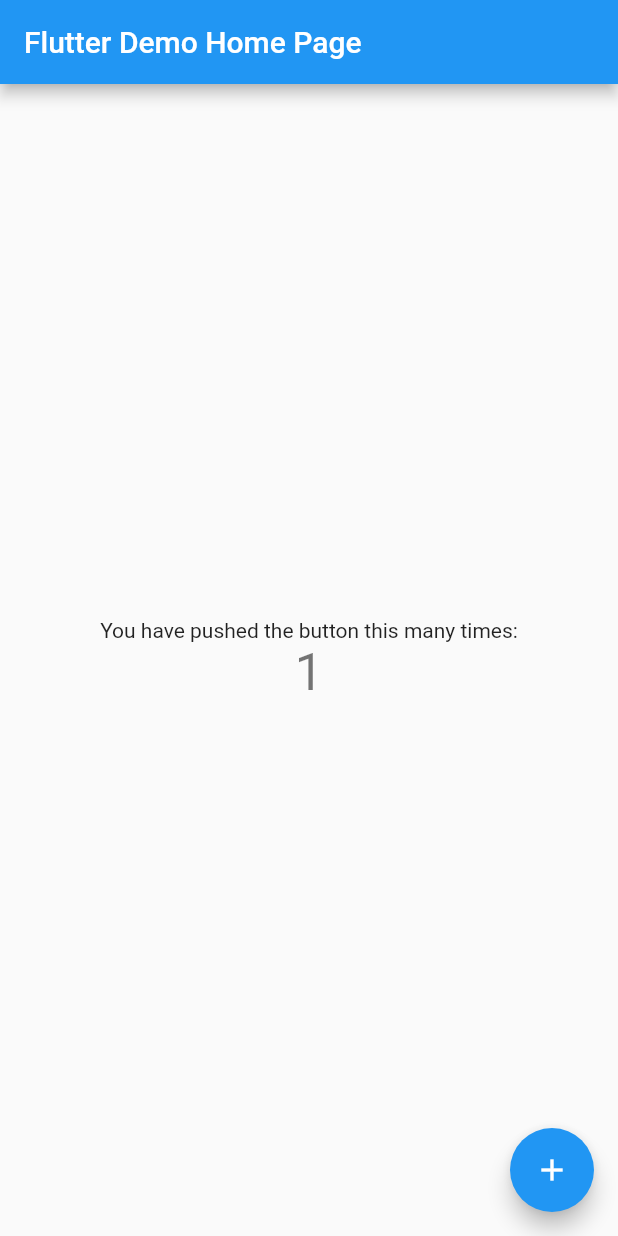
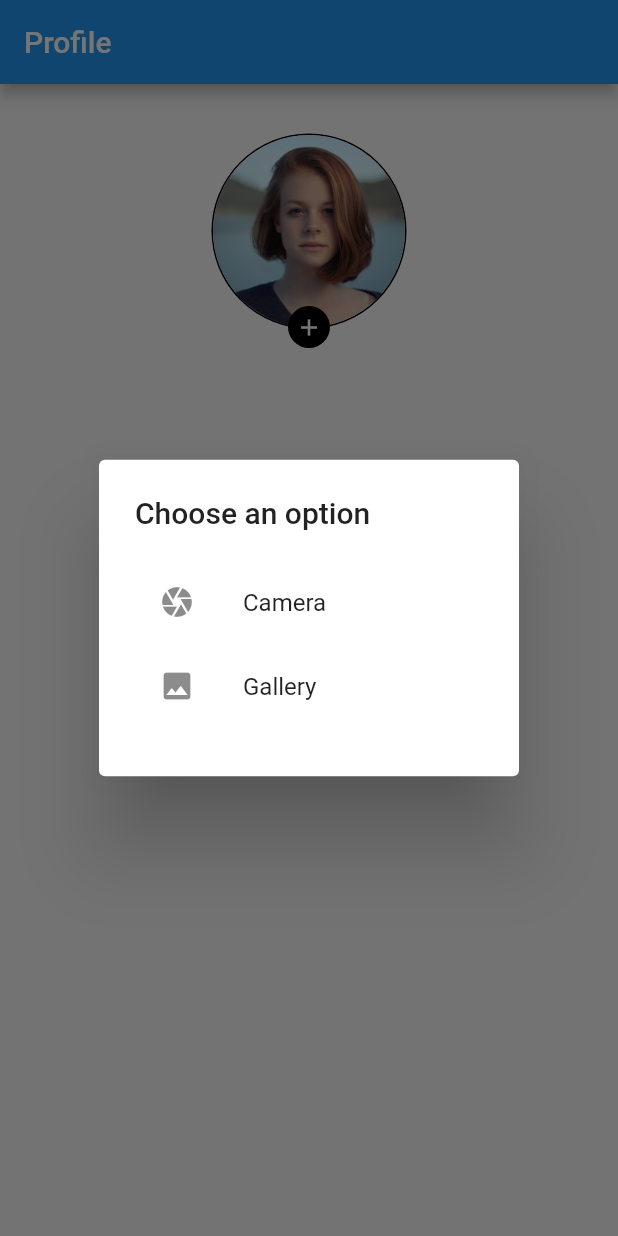
Before and after one commit to mervenurtopcu/firebase_upload_profile_image, a Flutter app: the screen it shows after launch, after a tap on the "add" icon, on a phone screen of 412 x 824 dp. Run offline on Flutter 3.47's test engine with Material 2 defaults, Android fonts, the phone set to English and light mode, and no system bars; our stand-ins replace firebase_core, flutter_riverpod, image_picker; accounts and stored records are empty.

Commit message:
added picking image  camera or gallery

```diff
--- a/lib/main.dart
+++ b/lib/main.dart
@@ -1,115 +1,18 @@
+import 'package:firebase_upload_profile_image/profile_screen.dart';
 import 'package:flutter/material.dart';
+import 'package:flutter_riverpod/flutter_riverpod.dart';
 
-void main() {
-  runApp(const MyApp());
-}
+void main() => runApp(const ProviderScope(child:  MyApp()));
 
 class MyApp extends StatelessWidget {
-  const MyApp({super.key});
+  const MyApp({Key? key}) : super(key: key);
 
-  // This widget is the root of your application.
   @override
   Widget build(BuildContext context) {
     return MaterialApp(
-      title: 'Flutter Demo',
-      theme: ThemeData(
-        // This is the theme of your application.
-        //
-        // Try running your application with "flutter run". You'll see the
-        // application has a blue toolbar. Then, without quitting the app, try
-        // changing the primarySwatch below to Colors.green and then invoke
-        // "hot reload" (press "r" in the console where you ran "flutter run",
-        // or simply save your changes to "hot reload" in a Flutter IDE).
-        // Notice that the counter didn't reset back to zero; the application
-        // is not restarted.
-        primarySwatch: Colors.blue,
-      ),
-      home: const MyHomePage(title: 'Flutter Demo Home Page'),
+      title: 'Material App',
+      // theme: ThemeData.dark(),
+      home: const ProfileScreen(),
     );
   }
 }
-
-class MyHomePage extends StatefulWidget {
-  const MyHomePage({super.key, required this.title});
-
-  // This widget is the home page of your application. It is stateful, meaning
-  // that it has a State object (defined below) that contains fields that affect
-  // how it looks.
-
-  // This class is the configuration for the state. It holds the values (in this
-  // case the title) provided by the parent (in this case the App widget) and
-  // used by the build method of the State. Fields in a Widget subclass are
-  // always marked "final".
-
-  final String title;
-
-  @override
-  State<MyHomePage> createState() => _MyHomePageState();
-}
-
-class _MyHomePageState extends State<MyHomePage> {
-  int _counter = 0;
-
-  void _incrementCounter() {
-    setState(() {
-      // This call to setState tells the Flutter framework that something has
-      // changed in this State, which causes it to rerun the build method below
-      // so that the display can reflect the updated values. If we changed
-      // _counter without calling setState(), then the build method would not be
-      // called again, and so nothing would appear to happen.
-      _counter++;
-    });
-  }
-
-  @override
-  Widget build(BuildContext context) {
-    // This method is rerun every time setState is called, for instance as done
-    // by the _incrementCounter method above.
-    //
-    // The Flutter framework has been optimized to make rerunning build methods
-    // fast, so that you can just rebuild anything that needs updating rather
-    // than having to individually change instances of widgets.
-    return Scaffold(
-      appBar: AppBar(
-        // Here we take the value from the MyHomePage object that was created by
-        // the App.build method, and use it to set our appbar title.
-        title: Text(widget.title),
-      ),
-      body: Center(
-        // Center is a layout widget. It takes a single child and positions it
-        // in the middle of the parent.
-        child: Column(
-          // Column is also a layout widget. It takes a list of children and
-          // arranges them vertically. By default, it sizes itself to fit its
-          // children horizontally, and tries to be as tall as its parent.
-          //
-          // Invoke "debug painting" (press "p" in the console, choose the
-          // "Toggle Debug Paint" action from the Flutter Inspector in Android
-          // Studio, or the "Toggle Debug Paint" command in Visual Studio Code)
-          // to see the wireframe for each widget.
-          //
-          // Column has various properties to control how it sizes itself and
-          // how it positions its children. Here we use mainAxisAlignment to
-          // center the children vertically; the main axis here is the vertical
-          // axis because Columns are vertical (the cross axis would be
-          // horizontal).
-          mainAxisAlignment: MainAxisAlignment.center,
-          children: <Widget>[
-            const Text(
-              'You have pushed the button this many times:',
-            ),
-            Text(
-              '$_counter',
-              style: Theme.of(context).textTheme.headlineMedium,
-            ),
-          ],
-        ),
-      ),
-      floatingActionButton: FloatingActionButton(
-        onPressed: _incrementCounter,
-        tooltip: 'Increment',
-        child: const Icon(Icons.add),
-      ), // This trailing comma makes auto-formatting nicer for build methods.
-    );
-  }
-}
--- /dev/null
+++ b/lib/profile_screen.dart
@@ -0,0 +1,71 @@
+import 'package:firebase_upload_profile_image/profile_view_model.dart';
+import 'package:flutter_riverpod/flutter_riverpod.dart';
+import 'package:flutter/material.dart';
+import 'dart:io';
+class ProfileScreen extends ConsumerStatefulWidget {
+  const ProfileScreen({super.key});
+
+  @override
+  ConsumerState createState() => _ProfileScreenState();
+}
+
+class _ProfileScreenState extends ConsumerState<ProfileScreen> {
+  @override
+  Widget build(BuildContext context) {
+    return Scaffold(
+      appBar: AppBar(
+        title: const Text('Profile'),
+      ),
+      body: Column(
+        mainAxisAlignment: MainAxisAlignment.start,
+        crossAxisAlignment: CrossAxisAlignment.center,
+        children: <Widget>[
+          SizedBox(
+            height: 20,
+          ),
+         Stack(
+           alignment: Alignment.bottomCenter,
+           children: [
+             Padding(
+               padding: const EdgeInsets.symmetric(vertical: 13),
+               child: Center(
+                 child: Container(
+                   height: 130,
+                     width: 130,
+                   decoration: BoxDecoration(
+                     shape: BoxShape.circle,
+                     border: Border.all(
+                       color: Colors.black,
+                     ),
+                   ),
+                   child: ClipOval(
+                      child: ref.watch(profileViewModel).image != null
+                          ? Image.file(
+                        File(ref.watch(profileViewModel).image!.path).absolute,
+                        fit: BoxFit.cover,
+                      )
+                          : Image.asset(
+                        'assets/ic_person.jpg',
+                        fit: BoxFit.cover,
+                      ),
+                   ),
+                 ),
+               ),
+             ),
+             InkWell(
+               onTap: (){
+                  ref.read(profileViewModel).pickImage(context);
+               },
+               child: CircleAvatar(
+                 radius: 14,
+                 backgroundColor: Colors.black,
+                 child:Icon(Icons.add,size:18,color: Colors.white,),
+               ),
+             )
+           ],
+         )
+        ],
+      ),
+    );
+  }
+}
--- /dev/null
+++ b/lib/profile_view_model.dart
@@ -0,0 +1,59 @@
+import 'package:flutter/material.dart';
+import 'package:flutter_riverpod/flutter_riverpod.dart';
+import 'package:image_picker/image_picker.dart';
+class ProfileViewModel extends ChangeNotifier {
+
+  final picker  = ImagePicker();
+  XFile? _image;
+  XFile? get image => _image;
+
+  Future pickGalleryImage(BuildContext context) async {
+    final pickedFile = await picker.pickImage(source: ImageSource.gallery,imageQuality: 100);
+
+    if(pickedFile != null) {
+      _image = XFile(pickedFile.path);
+      notifyListeners();
+    }
+
+  }
+
+  Future pickCameraImage(BuildContext context) async {
+    final pickedFile = await picker.pickImage(source: ImageSource.camera,imageQuality: 100);
+
+    if(pickedFile != null) {
+      _image = XFile(pickedFile.path);
+      notifyListeners();
+    }
+  }
+  void pickImage(context) {
+    showDialog(context: context,
+        builder: (BuildContext context) => AlertDialog(
+      title: const Text('Choose an option'),
+      content: Container(
+    height: 120,
+        child: Column(
+          children: [
+            ListTile(
+              onTap: () {
+                pickCameraImage(context);
+                Navigator.pop(context);
+              },
+              leading: const Icon(Icons.camera),
+              title: const Text('Camera'),
+            ),
+            ListTile(
+              onTap: () {
+                pickGalleryImage(context);
+                Navigator.pop(context);
+              },
+              leading: const Icon(Icons.image),
+              title: const Text('Gallery'),
+            ),
+          ],
+        ),
+    ),
+    ));
+  }
+}
+final profileViewModel =
+ChangeNotifierProvider((ref) => ProfileViewModel());
--- a/pubspec.yaml
+++ b/pubspec.yaml
@@ -37,6 +37,8 @@
   cupertino_icons: ^1.0.2
   firebase_core: ^2.14.0
   firebase_storage: ^11.2.3
+  flutter_riverpod: ^2.3.6
+  image_picker: ^0.8.9
 
 dev_dependencies:
   flutter_test:
@@ -61,8 +63,8 @@
   uses-material-design: true
 
   # To add assets to your application, add an assets section, like this:
-  # assets:
-  #   - images/a_dot_burr.jpeg
+  assets:
+     - assets/
   #   - images/a_dot_ham.jpeg
 
   # An image asset can refer to one or more resolution-specific "variants", see
```
Also changed, not shown: assets/ic_person.jpg (added), pubspec.lock, 7 other files.
